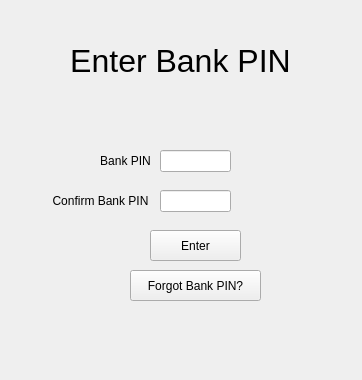
joec2109/OOSD, file OOSD/enterbankpin.ui: the form before one commit.
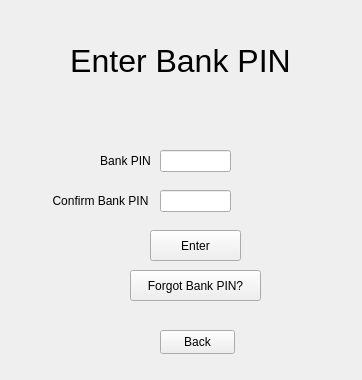
The form after the commit. Icons and pictures are not drawn.

The edit to the form file:
```diff
--- a/OOSD/enterbankpin.ui
+++ b/OOSD/enterbankpin.ui
@@ -156,6 +156,19 @@
      <string>Forgot Bank PIN?</string>
     </property>
    </widget>
+   <widget class="QPushButton" name="backButton">
+    <property name="geometry">
+     <rect>
+      <x>160</x>
+      <y>330</y>
+      <width>75</width>
+      <height>24</height>
+     </rect>
+    </property>
+    <property name="text">
+     <string>Back</string>
+    </property>
+   </widget>
   </widget>
  </widget>
  <resources/>
```
